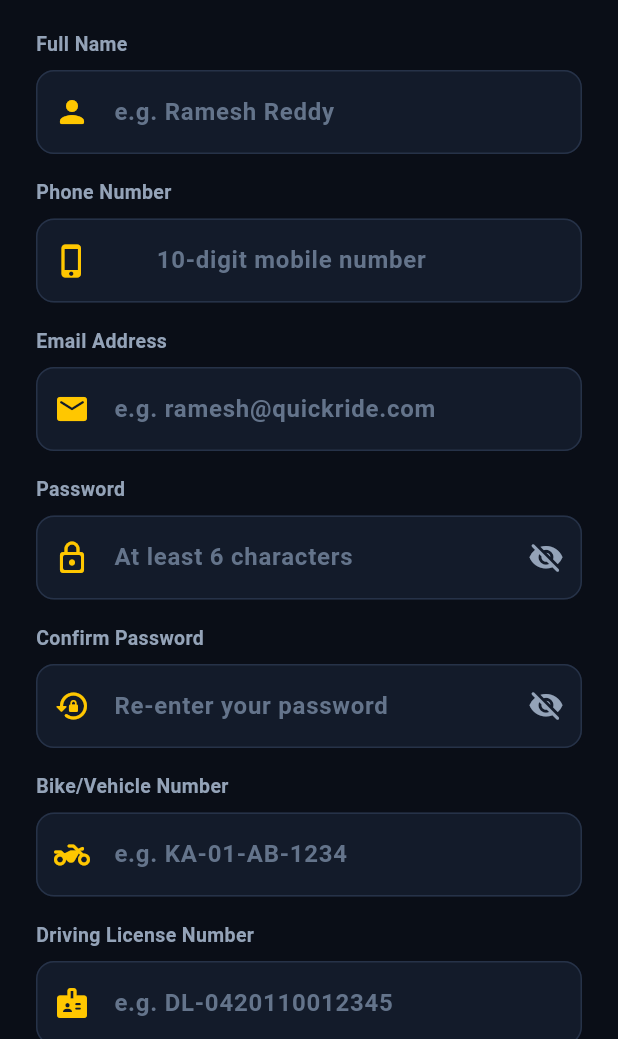
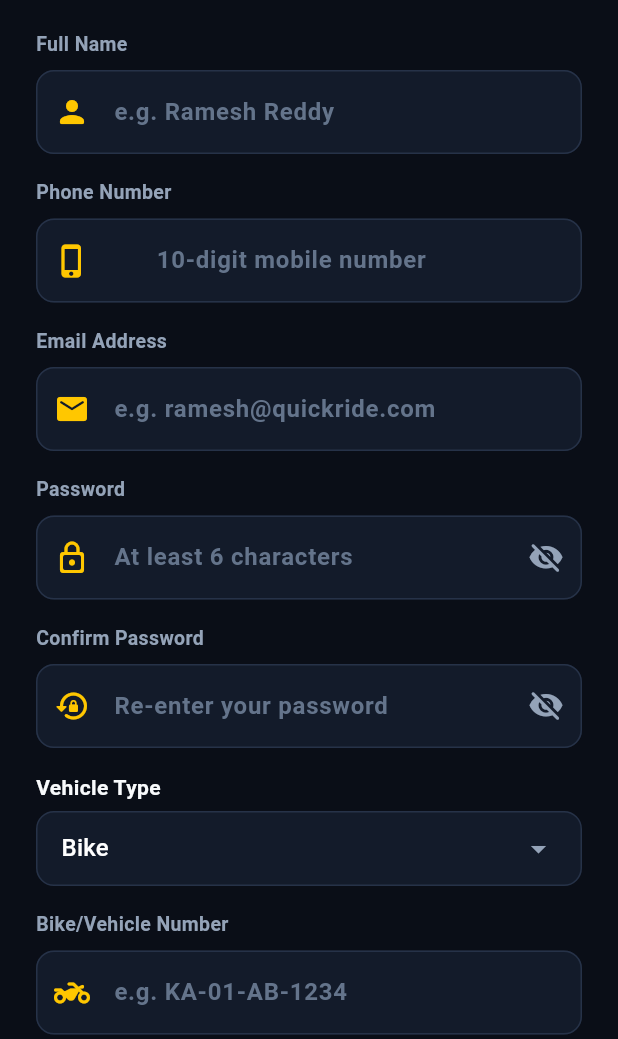
Before and after one commit to Gorava-Tharun/QuickRide-captain, a Flutter app: the CaptainSignupScreen screen opened directly, on a phone screen of 412 x 824 dp, the part 197-1236 px from its top. Run offline on Flutter 3.47's test engine with Material 3 defaults, Android fonts, the phone set to English and light mode, and no system bars; our stand-ins replace cloud_firestore, firebase_auth, firebase_core, firebase_messaging, firebase_storage, flutter_local_notifications and 4 more; accounts and stored records are empty.

```diff
--- a/lib/screens/auth/captain_signup_screen.dart
+++ b/lib/screens/auth/captain_signup_screen.dart
@@ -26,6 +26,7 @@ class _CaptainSignupScreenState extends State<CaptainSignupScreen> {
   bool _obscureConfirm = true;
   bool _isLoading = false;
   String? _errorMessage;
+  String _selectedVehicleType = 'Bike';
 
   @override
   void dispose() {
@@ -96,6 +97,7 @@ class _CaptainSignupScreenState extends State<CaptainSignupScreen> {
       phone: cleanDigits,
       email: email,
       password: password,
+      vehicleType: _selectedVehicleType,
       vehicleNumber: vehicle,
       licenseNumber: license,
     );
@@ -291,6 +293,50 @@ class _CaptainSignupScreenState extends State<CaptainSignupScreen> {
                 onToggleObscure: () => setState(() => _obscureConfirm = !_obscureConfirm),
               ),
 
+              Padding(
+                padding: const EdgeInsets.only(bottom: AppDimensions.space16),
+                child: Column(
+                  crossAxisAlignment: CrossAxisAlignment.start,
+                  children: [
+                    const Text(
+                      'Vehicle Type',
+                      style: TextStyle(
+                        fontSize: 14,
+                        fontWeight: FontWeight.w600,
+                        color: AppColors.textPrimaryDark,
+                      ),
+                    ),
+                    const SizedBox(height: 6),
+                    Container(
+                      padding: const EdgeInsets.symmetric(horizontal: 16),
+                      decoration: BoxDecoration(
+                        color: AppColors.surfaceDark,
+                        borderRadius: BorderRadius.circular(AppDimensions.radiusMedium),
+                        border: Border.all(color: AppColors.borderDark),
+                      ),
+                      child: DropdownButtonHideUnderline(
+                        child: DropdownButton<String>(
+                          value: _selectedVehicleType,
+                          isExpanded: true,
+                          dropdownColor: AppColors.surfaceDark,
+                          icon: const Icon(Icons.arrow_drop_down, color: AppColors.textSecondaryDark),
+                          items: const [
+                            DropdownMenuItem(value: 'Bike', child: Text('Bike', style: TextStyle(color: Colors.white))),
+                            DropdownMenuItem(value: 'Auto', child: Text('Auto', style: TextStyle(color: Colors.white))),
+                            DropdownMenuItem(value: 'Cab / Car', child: Text('Cab / Car', style: TextStyle(color: Colors.white))),
+                          ],
+                          onChanged: (val) {
+                            if (val != null) {
+                              setState(() => _selectedVehicleType = val);
+                            }
+                          },
+                        ),
+                      ),
+                    ),
+                  ],
+                ),
+              ),
+
               _buildTextField(
                 label: AppStrings.vehicleNumber,
                 hint: 'e.g. KA-01-AB-1234',
--- a/lib/screens/home/captain_home_screen.dart
+++ b/lib/screens/home/captain_home_screen.dart
@@ -328,8 +328,8 @@ class _CaptainHomeScreenState extends State<CaptainHomeScreen> {
     return {};
   }
 
-  void _handleAcceptRide(CaptainStateService service) async {
-    final success = await service.acceptCurrentRequest();
+  void _handleAcceptRide(CaptainStateService service) {
+    final success = service.acceptCurrentRequest();
     if (!mounted) return;
 
     if (!success) {
```
Also changed, not shown: lib/services/captain_auth_service.dart (+4 -4 lines), lib/services/captain_firebase_service.dart (+48 -42 lines), lib/services/captain_state_service.dart (+21 -17 lines), 1 other file.
